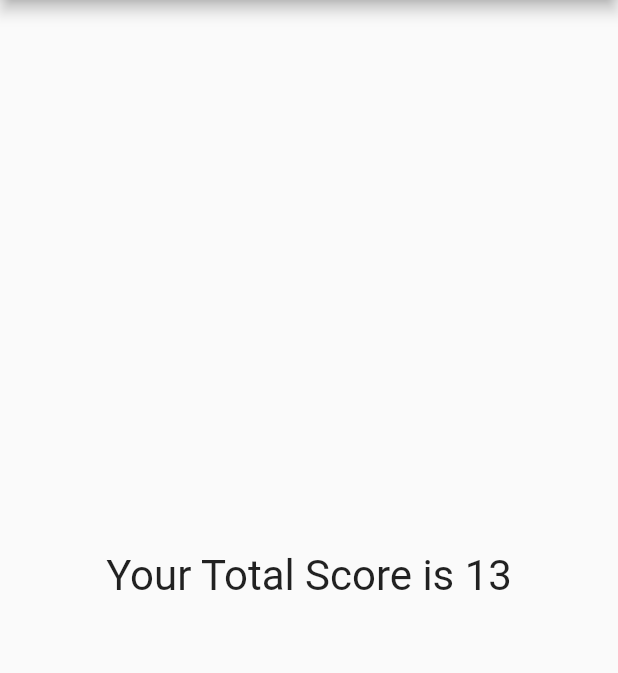
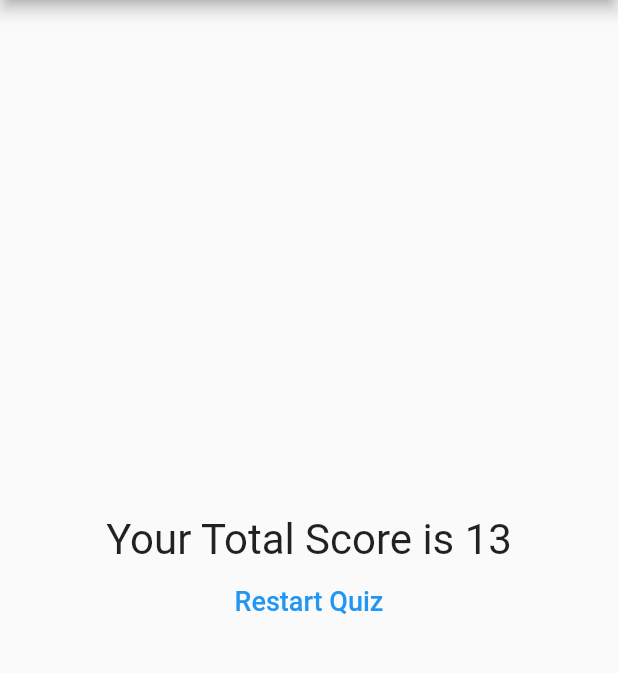
Before and after one commit to robsonoduarte/learn-flutter, a Flutter app: the screen it shows after launch, after a tap on "Balck", after a tap on "Cat", after a tap on "Ana Mara", on a phone screen of 412 x 824 dp, the part 84-757 px from its top. Run offline on Flutter 3.47's test engine with Material 2 defaults, Android fonts, the phone set to English and light mode, and no system bars.

Commit message:
final module

```diff
--- a/flutter-curse/flutter_basic/lib/main.dart
+++ b/flutter-curse/flutter_basic/lib/main.dart
@@ -41,6 +41,13 @@ class _QuestionAppState extends State<QuestionApp> {
     });
   }
 
+  void _restartQuiz(){
+    setState(() {
+      quizSelected = 0;
+      totalScore = 0;
+    });
+  }
+
   _hasQuizSelected() {
     return quizSelected < _quizzes.length;
   }
@@ -54,7 +61,7 @@ class _QuestionAppState extends State<QuestionApp> {
             ),
             body: _hasQuizSelected()
                 ? _quizzes.elementAt(quizSelected)
-                : Result('Your Total Score is $totalScore')));
+                : Result('Your Total Score is $totalScore', _restartQuiz)));
   }
 }
 
--- a/flutter-curse/flutter_basic/lib/result.dart
+++ b/flutter-curse/flutter_basic/lib/result.dart
@@ -4,13 +4,17 @@ import 'package:flutter/material.dart';
 class Result extends StatelessWidget{
 
   final String result;
+  final Function() restartQuiz;
 
-  const Result(this.result);
+  const Result(this.result, this.restartQuiz);
 
   @override
   Widget build(BuildContext context) {
     // TODO: implement build
-    return Center  (
+    return Column(
+      mainAxisAlignment: MainAxisAlignment.center,
+      children: <Widget>[
+        Center  (
           child: Text(
              result,
             style: TextStyle(
@@ -18,6 +22,18 @@ class Result extends StatelessWidget{
             ),
             textAlign: TextAlign.center,
         )
+        ),
+        FlatButton(
+          textColor: Colors.blue,
+          onPressed: restartQuiz,
+          child: Text(
+            "Restart Quiz",
+            style: new TextStyle(
+              fontSize: 18
+            ),
+          ),
+        ),
+      ],
     );
   }
 }
```
Lines whose indentation alone changed are shown as unchanged.
